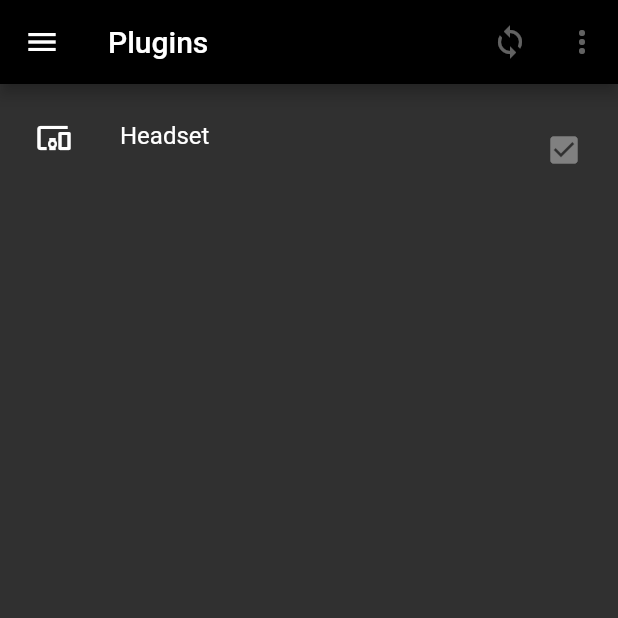
After one commit to Conreality/conreality-developer, a Flutter app: the screen it shows after launch, in the side drawer, after a tap on "Plugins", on a phone screen of 412 x 824 dp, the top half of it. The commit adds this screen. Run offline on Flutter 3.47's test engine with Material 2 defaults, Android fonts, the phone set to English and light mode, and no system bars; our stand-ins replace package_info; missing offline and left inert: conreality_camera, conreality_chat, conreality_compass, conreality_dosimeter, conreality_fonts, conreality_login and 4 more; statements that could not run were skipped.

Commit message:
Added a plugins screen.

```diff
--- a/lib/main_drawer.dart
+++ b/lib/main_drawer.dart
@@ -27,6 +27,11 @@ class _MainDrawerState extends State<MainDrawer> {
         leading: Icon(Icons.widgets),
         title: Text("Widgets"),
         onTap: () => Navigator.of(context).pushNamed("/widgets"),
+      ),
+      ListTile(
+        leading: Icon(Icons.devices_other), // TODO: icon
+        title: Text("Plugins"),
+        onTap: () => Navigator.of(context).pushNamed("/plugins"),
       ),
       ListTile(
         leading: Icon(Icons.code),
--- /dev/null
+++ b/lib/plugins_screen.dart
@@ -0,0 +1,43 @@
+/* This is free and unencumbered software released into the public domain. */
+
+import 'package:flutter/material.dart';
+
+import 'main_drawer.dart' show MainDrawer;
+
+import 'src/plugin_list.dart' show PluginList;
+
+////////////////////////////////////////////////////////////////////////////////
+
+class PluginsScreen extends StatefulWidget {
+  static const route = "/plugins";
+
+  PluginsScreen({Key key}) : super(key: key);
+
+  @override
+  State<PluginsScreen> createState() => _PluginsState();
+}
+
+////////////////////////////////////////////////////////////////////////////////
+
+class _PluginsState extends State<PluginsScreen> {
+  @override
+  Widget build(final BuildContext context) {
+    return Scaffold(
+      appBar: AppBar(
+        title: Text("Plugins"),
+        actions: <Widget>[
+          IconButton(
+            icon: Icon(Icons.sync),
+            onPressed: null,
+          ),
+          IconButton(
+            icon: Icon(Icons.more_vert),
+            onPressed: null,
+          ),
+        ].where((element) => element != null).toList(),
+      ),
+      drawer: MainDrawer(),
+      body: Center(child: PluginList()),
+    );
+  }
+}
--- a/lib/routes.dart
+++ b/lib/routes.dart
@@ -3,6 +3,7 @@
 import 'package:flutter/material.dart' show WidgetBuilder;
 
 import 'filters_screen.dart' show FiltersScreen;
+import 'plugins_screen.dart' show PluginsScreen;
 import 'sensors_screen.dart' show SensorsScreen;
 import 'scripts_screen.dart' show ScriptsScreen;
 import 'widgets_screen.dart' show WidgetsScreen;
@@ -21,6 +22,7 @@ import 'src/tracker_screen.dart' show TrackerScreen;
 Map<String, WidgetBuilder> appRoutes = {
   // Drawer
   FiltersScreen.route: (_) => FiltersScreen(),
+  PluginsScreen.route: (_) => PluginsScreen(),
   SensorsScreen.route: (_) => SensorsScreen(),
   ScriptsScreen.route: (_) => ScriptsScreen(),
   WidgetsScreen.route: (_) => WidgetsScreen(),
--- /dev/null
+++ b/lib/src/plugin_list.dart
@@ -0,0 +1,48 @@
+/* This is free and unencumbered software released into the public domain. */
+
+import 'package:flutter/material.dart';
+
+////////////////////////////////////////////////////////////////////////////////
+
+class PluginInfo {
+  final IconData icon;
+  final String label;
+  final String summary;
+
+  const PluginInfo(this.icon, this.label, this.summary);
+}
+
+////////////////////////////////////////////////////////////////////////////////
+
+final List<PluginInfo> _plugins = [
+  PluginInfo(null, "Headset", ""), // TODO: icon
+];
+
+////////////////////////////////////////////////////////////////////////////////
+
+class PluginList extends StatelessWidget {
+  @override
+  Widget build(final BuildContext context) {
+    return ListView.separated(
+      padding: EdgeInsets.all(8.0),
+      itemCount: _plugins.length,
+      itemBuilder: (final BuildContext context, final int index) {
+        final PluginInfo plugin = _plugins[index];
+        return GestureDetector(
+          child: ListTile(
+            leading: Icon(plugin.icon ?? Icons.devices_other), // TODO: icon
+            title: Text(plugin.label),
+            subtitle: Text(plugin.summary),
+            trailing: Icon(Icons.check_box, color: Theme.of(context).disabledColor),
+          ),
+          onTap: () {
+            // TODO
+          },
+        );
+      },
+      separatorBuilder: (final BuildContext context, final int index) {
+        return Divider();
+      },
+    );
+  }
+}
```
Also changed, not shown: 1 other file.
